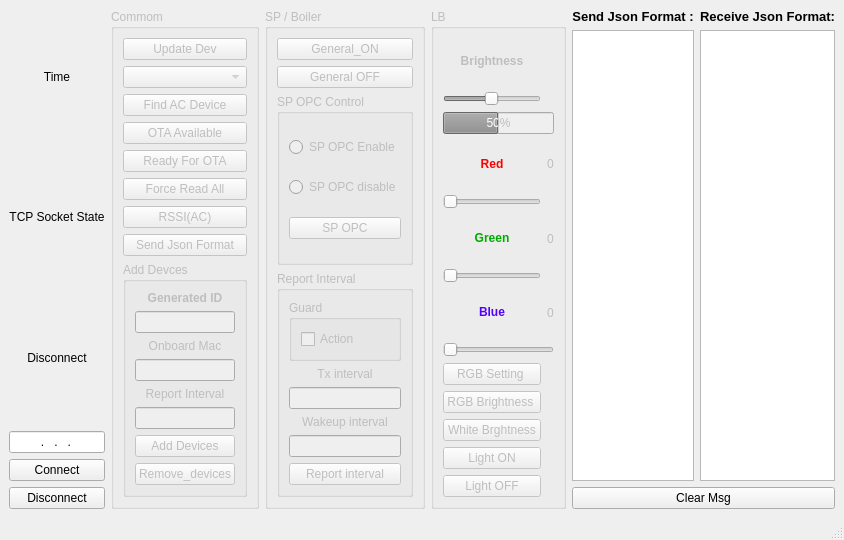
Above: UI/MainUI.ui from KeaneHuang1985/Smart_appliances_tcp_socket before the change. Below: the same form after it.
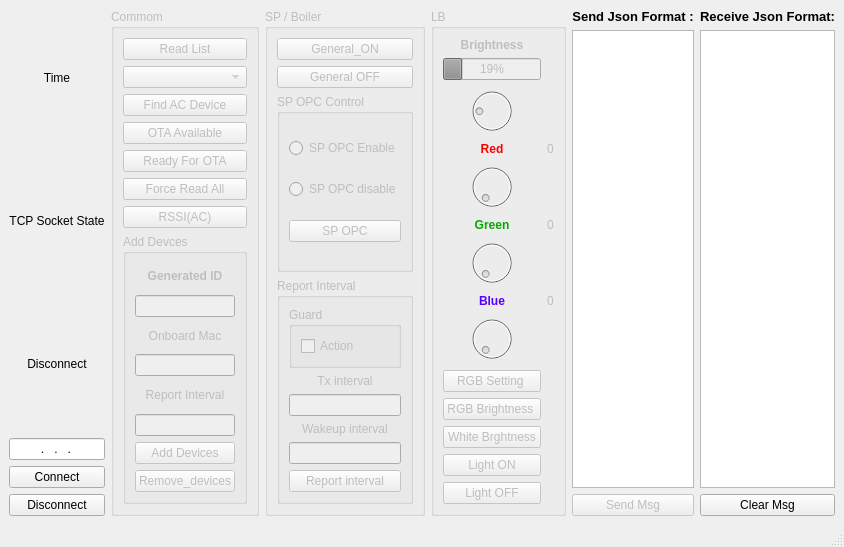
That is the form after the change.

Commit message: [Modify] Light Bulb Change RGB ctrl UI

```diff
--- a/UI/MainUI.ui
+++ b/UI/MainUI.ui
@@ -24,6 +24,29 @@
         </property>
        </widget>
       </item>
+      <item row="5" column="0">
+       <widget class="QPushButton" name="btn_close">
+        <property name="text">
+         <string>Disconnect</string>
+        </property>
+       </widget>
+      </item>
+      <item row="0" column="0">
+       <widget class="QLabel" name="label_Time">
+        <property name="sizePolicy">
+         <sizepolicy hsizetype="Expanding" vsizetype="Preferred">
+          <horstretch>0</horstretch>
+          <verstretch>0</verstretch>
+         </sizepolicy>
+        </property>
+        <property name="text">
+         <string>Time</string>
+        </property>
+        <property name="alignment">
+         <set>Qt::AlignCenter</set>
+        </property>
+       </widget>
+      </item>
       <item row="3" column="0">
        <widget class="QLineEdit" name="lineEdit">
         <property name="inputMask">
@@ -44,13 +67,6 @@
         </property>
        </widget>
       </item>
-      <item row="5" column="0">
-       <widget class="QPushButton" name="btn_close">
-        <property name="text">
-         <string>Disconnect</string>
-        </property>
-       </widget>
-      </item>
       <item row="2" column="0">
        <widget class="QLabel" name="label_tcp_socket_state">
         <property name="text">
@@ -61,16 +77,6 @@
         </property>
        </widget>
       </item>
-      <item row="0" column="0">
-       <widget class="QLabel" name="label_Time">
-        <property name="text">
-         <string>Time</string>
-        </property>
-        <property name="alignment">
-         <set>Qt::AlignCenter</set>
-        </property>
-       </widget>
-      </item>
      </layout>
     </item>
     <item>
@@ -83,17 +89,24 @@
       </property>
       <layout class="QVBoxLayout" name="verticalLayout">
        <item>
-        <widget class="QPushButton" name="btn_read_mesh_dev">
-         <property name="enabled">
-          <bool>false</bool>
-         </property>
+        <widget class="QPushButton" name="btn_read_list">
          <property name="text">
-          <string>Update Dev</string>
+          <string>Read List</string>
          </property>
         </widget>
        </item>
        <item>
-        <widget class="QComboBox" name="cb_Generated_id"/>
+        <widget class="QComboBox" name="cb_Generated_id">
+         <property name="sizePolicy">
+          <sizepolicy hsizetype="Expanding" vsizetype="Fixed">
+           <horstretch>0</horstretch>
+           <verstretch>0</verstretch>
+          </sizepolicy>
+         </property>
+         <property name="maxCount">
+          <number>30</number>
+         </property>
+        </widget>
        </item>
        <item>
         <widget class="QPushButton" name="btn_ac_find">
@@ -131,17 +144,10 @@
         </widget>
        </item>
        <item>
-        <widget class="QPushButton" name="btn_send_json">
+        <widget class="QGroupBox" name="GB_Setting">
          <property name="enabled">
           <bool>false</bool>
          </property>
-         <property name="text">
-          <string>Send Json Format</string>
-         </property>
-        </widget>
-       </item>
-       <item>
-        <widget class="QGroupBox" name="groupBox">
          <property name="title">
           <string>Add Devces</string>
          </property>
@@ -350,46 +356,86 @@
       </property>
       <layout class="QGridLayout" name="gridLayout_5">
        <item row="19" column="0">
-        <widget class="QPushButton" name="btn_lb_light_on">
-         <property name="text">
-          <string>Light ON</string>
-         </property>
-        </widget>
-       </item>
-       <item row="17" column="0">
         <widget class="QPushButton" name="btn_lb_rgb_brightness">
          <property name="text">
           <string>RGB Brightness </string>
          </property>
         </widget>
        </item>
-       <item row="18" column="0">
-        <widget class="QPushButton" name="btn_lb_white_brghtness">
-         <property name="text">
-          <string>White Brghtness</string>
+       <item row="2" column="0">
+        <widget class="QProgressBar" name="lb_pb_brightness">
+         <property name="styleSheet">
+          <string notr="true"/>
          </property>
-        </widget>
-       </item>
-       <item row="1" column="0">
-        <widget class="QSlider" name="lb_hz_brightness">
          <property name="minimum">
-          <number>1</number>
-         </property>
-         <property name="maximum">
-          <number>100</number>
-         </property>
-         <property name="singleStep">
           <number>0</number>
          </property>
+         <property name="maximum">
+          <number>255</number>
+         </property>
          <property name="value">
           <number>50</number>
          </property>
+         <property name="alignment">
+          <set>Qt::AlignCenter</set>
+         </property>
          <property name="orientation">
           <enum>Qt::Horizontal</enum>
          </property>
         </widget>
        </item>
+       <item row="11" column="0">
+        <widget class="QDial" name="dial_green">
+         <property name="maximum">
+          <number>255</number>
+         </property>
+        </widget>
+       </item>
+       <item row="13" column="0">
+        <widget class="QDial" name="dial_blue">
+         <property name="maximum">
+          <number>255</number>
+         </property>
+        </widget>
+       </item>
        <item row="9" column="0">
+        <widget class="QDial" name="dial_red">
+         <property name="minimum">
+          <number>0</number>
+         </property>
+         <property name="maximum">
+          <number>255</number>
+         </property>
+        </widget>
+       </item>
+       <item row="7" column="0">
+        <widget class="QDial" name="dial_br">
+         <property name="minimum">
+          <number>0</number>
+         </property>
+         <property name="maximum">
+          <number>255</number>
+         </property>
+         <property name="value">
+          <number>50</number>
+         </property>
+        </widget>
+       </item>
+       <item row="10" column="0">
+        <widget class="QLabel" name="label_green">
+         <property name="text">
+          <string>&lt;html&gt;&lt;head/&gt;&lt;body&gt;&lt;p align=&quot;center&quot;&gt;&lt;span style=&quot; font-weight:600; color:#00aa00;&quot;&gt;Green&lt;/span&gt;&lt;/p&gt;&lt;/body&gt;&lt;/html&gt;</string>
+         </property>
+        </widget>
+       </item>
+       <item row="21" column="0">
+        <widget class="QPushButton" name="btn_lb_light_on">
+         <property name="text">
+          <string>Light ON</string>
+         </property>
+        </widget>
+       </item>
+       <item row="12" column="0">
         <widget class="QLabel" name="label_blue">
          <property name="text">
           <string>&lt;html&gt;&lt;head/&gt;&lt;body&gt;&lt;p&gt;&lt;span style=&quot; font-weight:600; color:#5500ff;&quot;&gt;Blue&lt;/span&gt;&lt;/p&gt;&lt;/body&gt;&lt;/html&gt;</string>
@@ -399,56 +445,20 @@
          </property>
         </widget>
        </item>
-       <item row="16" column="0">
+       <item row="20" column="0">
+        <widget class="QPushButton" name="btn_lb_white_brghtness">
+         <property name="text">
+          <string>White Brghtness</string>
+         </property>
+        </widget>
+       </item>
+       <item row="18" column="0">
         <widget class="QPushButton" name="btn_lb_rgb_light_setting">
          <property name="text">
           <string>RGB Setting </string>
          </property>
         </widget>
        </item>
-       <item row="7" column="0">
-        <widget class="QLabel" name="label_green">
-         <property name="text">
-          <string>&lt;html&gt;&lt;head/&gt;&lt;body&gt;&lt;p align=&quot;center&quot;&gt;&lt;span style=&quot; font-weight:600; color:#00aa00;&quot;&gt;Green&lt;/span&gt;&lt;/p&gt;&lt;/body&gt;&lt;/html&gt;</string>
-         </property>
-        </widget>
-       </item>
-       <item row="6" column="0">
-        <widget class="QSlider" name="lb_hz_red_color">
-         <property name="maximum">
-          <number>255</number>
-         </property>
-         <property name="orientation">
-          <enum>Qt::Horizontal</enum>
-         </property>
-        </widget>
-       </item>
-       <item row="8" column="0">
-        <widget class="QSlider" name="lb_hz_green_color">
-         <property name="maximum">
-          <number>255</number>
-         </property>
-         <property name="orientation">
-          <enum>Qt::Horizontal</enum>
-         </property>
-        </widget>
-       </item>
-       <item row="2" column="0" colspan="2">
-        <widget class="QProgressBar" name="lb_pb_brightness">
-         <property name="styleSheet">
-          <string notr="true"/>
-         </property>
-         <property name="minimum">
-          <number>0</number>
-         </property>
-         <property name="maximum">
-          <number>100</number>
-         </property>
-         <property name="value">
-          <number>50</number>
-         </property>
-        </widget>
-       </item>
        <item row="0" column="0">
         <widget class="QLabel" name="label_10">
          <property name="text">
@@ -459,24 +469,7 @@
          </property>
         </widget>
        </item>
-       <item row="15" column="0" colspan="2">
-        <widget class="QSlider" name="lb_hz_blue_color">
-         <property name="maximum">
-          <number>255</number>
-         </property>
-         <property name="orientation">
-          <enum>Qt::Horizontal</enum>
-         </property>
-        </widget>
-       </item>
-       <item row="20" column="0">
-        <widget class="QPushButton" name="btn_lb_light_off">
-         <property name="text">
-          <string>Light OFF</string>
-         </property>
-        </widget>
-       </item>
-       <item row="5" column="0">
+       <item row="8" column="0">
         <widget class="QLabel" name="label_red">
          <property name="text">
           <string>&lt;html&gt;&lt;head/&gt;&lt;body&gt;&lt;p&gt;&lt;span style=&quot; font-weight:600; color:#ff0000;&quot;&gt;Red&lt;/span&gt;&lt;/p&gt;&lt;/body&gt;&lt;/html&gt;</string>
@@ -486,7 +479,7 @@
          </property>
         </widget>
        </item>
-       <item row="5" column="1">
+       <item row="8" column="1">
         <widget class="QLabel" name="label_red_val">
          <property name="text">
           <string>0</string>
@@ -496,17 +489,14 @@
          </property>
         </widget>
        </item>
-       <item row="7" column="1">
-        <widget class="QLabel" name="label_green_val">
+       <item row="22" column="0">
+        <widget class="QPushButton" name="btn_lb_light_off">
          <property name="text">
-          <string>0</string>
-         </property>
-         <property name="alignment">
-          <set>Qt::AlignCenter</set>
+          <string>Light OFF</string>
          </property>
         </widget>
        </item>
-       <item row="9" column="1">
+       <item row="12" column="1">
         <widget class="QLabel" name="label_blue_val">
          <property name="text">
           <string>0</string>
@@ -516,24 +506,34 @@
          </property>
         </widget>
        </item>
+       <item row="10" column="1">
+        <widget class="QLabel" name="label_green_val">
+         <property name="text">
+          <string>0</string>
+         </property>
+         <property name="alignment">
+          <set>Qt::AlignCenter</set>
+         </property>
+        </widget>
+       </item>
       </layout>
-      <zorder>lb_hz_blue_color</zorder>
       <zorder>label_10</zorder>
       <zorder>btn_lb_light_on</zorder>
       <zorder>btn_lb_rgb_light_setting</zorder>
       <zorder>btn_lb_rgb_brightness</zorder>
       <zorder>btn_lb_light_off</zorder>
       <zorder>label_red</zorder>
-      <zorder>lb_hz_red_color</zorder>
       <zorder>label_green</zorder>
-      <zorder>lb_hz_green_color</zorder>
       <zorder>label_blue</zorder>
-      <zorder>lb_hz_brightness</zorder>
-      <zorder>lb_pb_brightness</zorder>
       <zorder>btn_lb_white_brghtness</zorder>
       <zorder>label_red_val</zorder>
       <zorder>label_green_val</zorder>
       <zorder>label_blue_val</zorder>
+      <zorder>lb_pb_brightness</zorder>
+      <zorder>dial_br</zorder>
+      <zorder>dial_red</zorder>
+      <zorder>dial_green</zorder>
+      <zorder>dial_blue</zorder>
      </widget>
     </item>
     <item>
@@ -565,13 +565,23 @@
       <item row="3" column="0">
        <widget class="QTextEdit" name="textEdit_send"/>
       </item>
-      <item row="4" column="0" colspan="2">
+      <item row="4" column="1">
        <widget class="QPushButton" name="btn_clear">
         <property name="text">
          <string>Clear Msg</string>
         </property>
        </widget>
       </item>
+      <item row="4" column="0">
+       <widget class="QPushButton" name="btn_send_json">
+        <property name="enabled">
+         <bool>false</bool>
+        </property>
+        <property name="text">
+         <string>Send Msg</string>
+        </property>
+       </widget>
+      </item>
      </layout>
     </item>
    </layout>
```
The commit also changes 15 other files.
